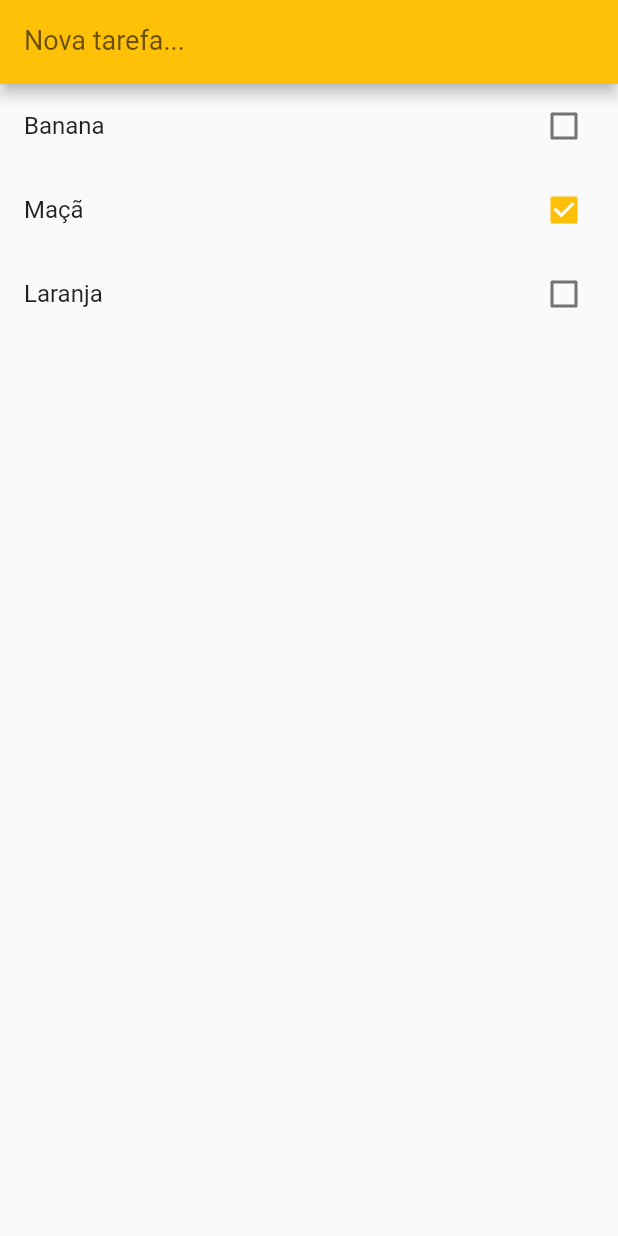
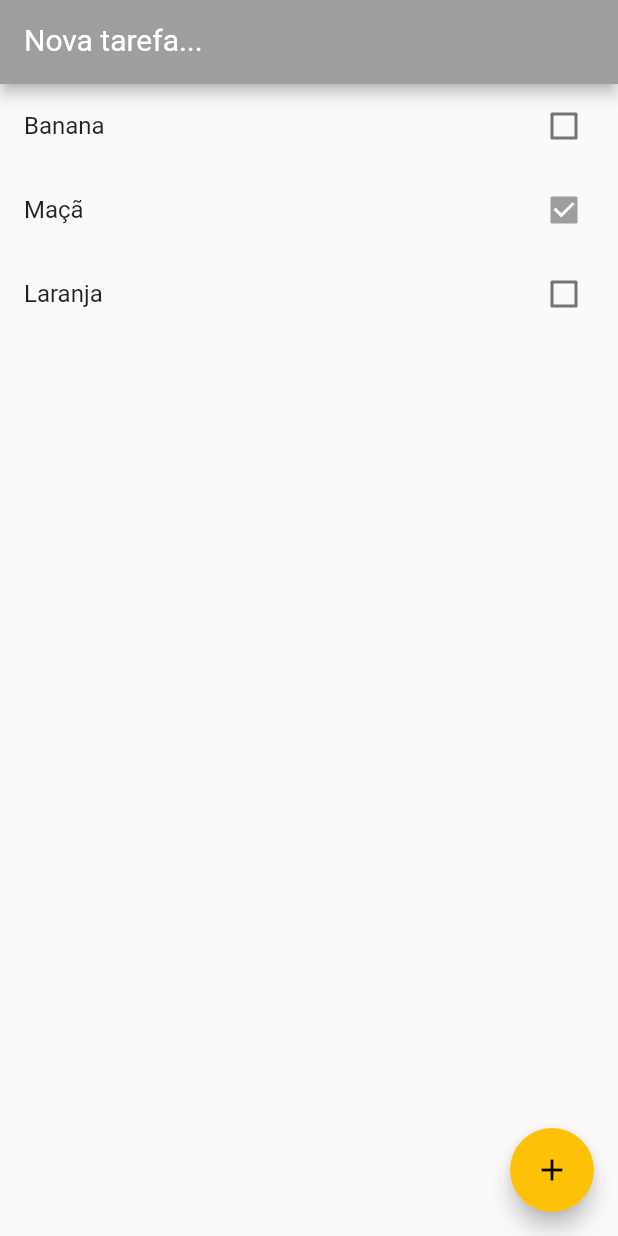
Before and after one commit to natanael-vieira/todo, a Flutter app: the screen it shows after launch, on a phone screen of 412 x 824 dp. Run offline on Flutter 3.47's test engine with Material 2 defaults, Android fonts, the phone set to English and light mode, and no system bars.

Commit message:
Update main.dart
Inclusão de um botão do tipo Floating para que os itens digitados sejam incorporados e adicionados com chekbox, para isso usando uma void add que usa o controller do textFormField

```diff
--- a/lib/main.dart
+++ b/lib/main.dart
@@ -14,7 +14,7 @@ class App extends StatelessWidget {
       title: 'ToDo App',
       debugShowCheckedModeBanner: false,
       theme: ThemeData(
-        primarySwatch: Colors.amber,
+        primarySwatch: Colors.grey,
       ),
       home: HomePage(),
     );
@@ -38,27 +38,38 @@ class HomePage extends StatefulWidget {
 class _HomePageState extends State<HomePage> {
   var newTaskCtrl = TextEditingController();
 
+  void add() {
+    if (newTaskCtrl.text.isEmpty) return;
+
+    setState(() {
+      widget.items.add(
+        Item(
+          title: newTaskCtrl.text,
+          done: false,
+        ),
+      );
+      newTaskCtrl.clear();
+    });
+  }
+
   @override
   Widget build(BuildContext context) {
     return Scaffold(
       appBar: AppBar(
         title: TextFormField(
+          controller: newTaskCtrl,
           keyboardType: TextInputType.text,
           style: TextStyle(
-            //color: Colors.white,
-            fontSize: 18,
+            color: Colors.white,
+            fontSize: 20,
           ),
           decoration: InputDecoration(
             labelText: "Nova tarefa...",
             labelStyle: TextStyle(
-                //color: Colors.white,
-                ),
+              color: Colors.white,
+            ),
           ),
         ),
-        // leading: Text("Menu"),
-        // actions: <Widget>[
-        //   Icon(Icons.plus_one),
-        // ],
       ),
       body: ListView.builder(
         itemCount: widget.items.length,
@@ -76,6 +87,11 @@ class _HomePageState extends State<HomePage> {
           );
         },
       ),
+      floatingActionButton: FloatingActionButton(
+        onPressed: add,
+        child: Icon(Icons.add),
+        backgroundColor: Colors.amber,
+      ),
     );
   }
 }
```
